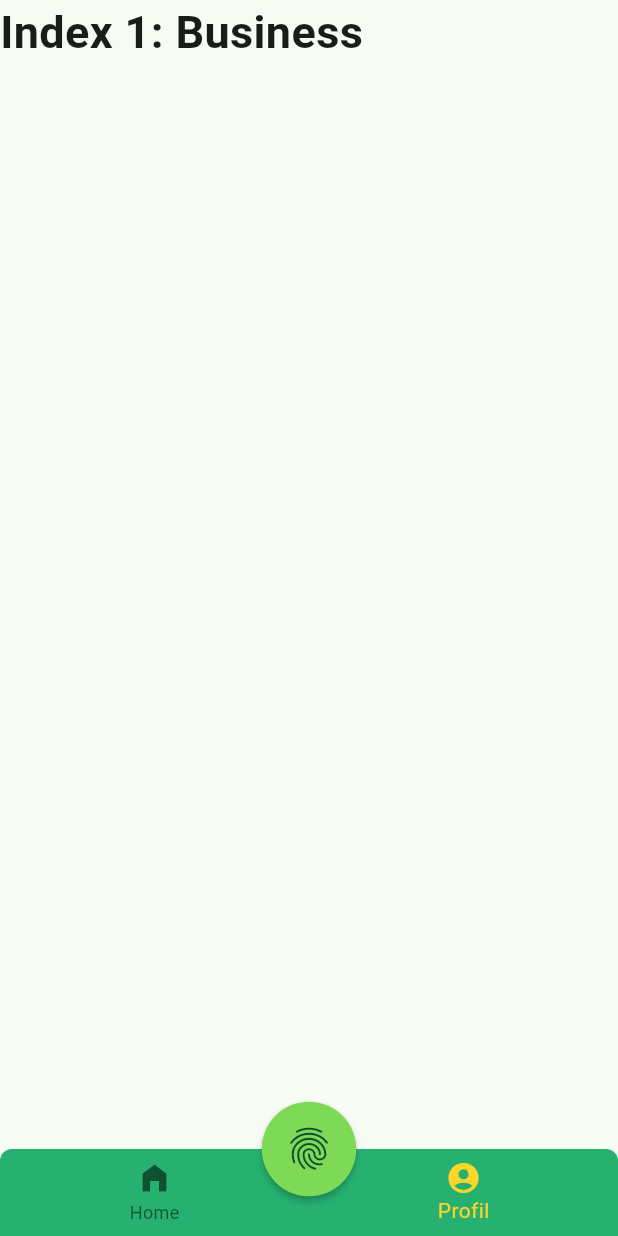
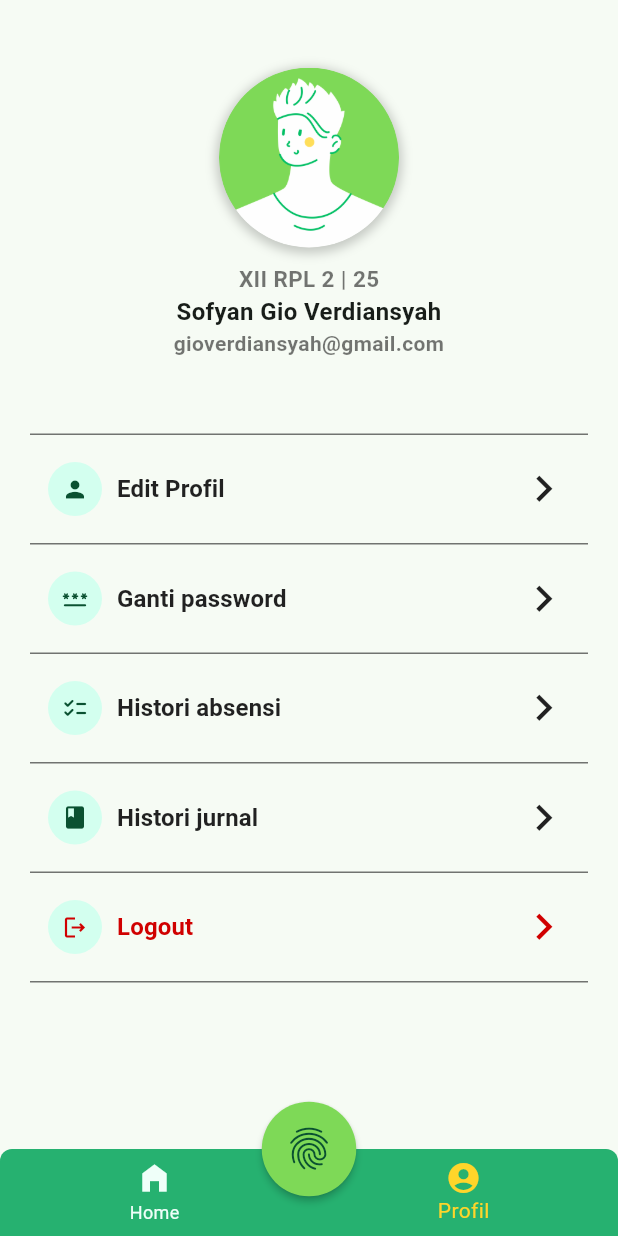
Before and after one commit to gioVerdiansyah/PKL_Skansa, a Flutter app: the screen it shows after launch, item 2 of the bottom bar chosen, on a phone screen of 412 x 824 dp. Run offline on Flutter 3.47's test engine with Material 3 defaults, Android fonts, the phone set to English and light mode, and no system bars; our stand-ins replace equatable, flutter_bloc, flutter_form_builder, form_builder_validators, geolocator, get_storage and 3 more; missing offline and left inert: flutter_swipe_button, form_builder_file_picker; Roboto replaces fonts that are missing (OpenSansSemiCondensed).

Commit message:
feat: profile screen

```diff
--- /dev/null
+++ b/lib/src/constants/asset_constant.dart
@@ -0,0 +1,5 @@
+class AssetConstant{
+  static const String maleProfile = "assets/images/male_profile.png";
+  static const String femaleProfile = "assets/images/female_profile.png";
+  static const String abstractBackground = "assets/images/abstract_bg.png";
+}
--- /dev/null
+++ b/lib/src/ui/components/fragments/profile/list_tile_to.dart
@@ -0,0 +1,58 @@
+import 'package:flutter/material.dart';
+
+import '../../../../constants/color_constant.dart';
+
+class ListTileTo extends StatelessWidget {
+  final IconData icon;
+  final String title;
+  final String to;
+  final Color? color;
+  final bool isEnd;
+
+  const ListTileTo({super.key, required this.icon, required this.title, required this.to, this.color, this.isEnd = false});
+
+  @override
+  Widget build(BuildContext context) {
+    return Container(
+        width: double.infinity,
+        padding: const EdgeInsets.symmetric(vertical: 10),
+        decoration: BoxDecoration(border: Border(
+          top: const BorderSide(color: ColorConstant.gray),
+          bottom: isEnd ? const BorderSide(color: ColorConstant.gray) : BorderSide.none
+        )),
+        child: TextButton(
+          onPressed: () => Navigator.of(context).pushNamed(to),
+          style: const ButtonStyle(
+              shape: WidgetStatePropertyAll(RoundedRectangleBorder(borderRadius: BorderRadius.all(Radius.circular(8))))),
+          child: Row(
+            mainAxisAlignment: MainAxisAlignment.spaceBetween,
+            crossAxisAlignment: CrossAxisAlignment.center,
+            children: [
+              Row(
+                crossAxisAlignment: CrossAxisAlignment.center,
+                children: [
+                  CircleAvatar(
+                    backgroundColor: ColorConstant.semiWhite,
+                    radius: 18,
+                    child: Icon(icon, color: (color != null) ? color : null,),
+                  ),
+                  const SizedBox(
+                    width: 10,
+                  ),
+                  Text(
+                    title,
+                    style: TextStyle(
+                        color: (color != null) ? color : ColorConstant.black, fontWeight: FontWeight.bold, fontSize: 16),
+                  )
+                ],
+              ),
+              Icon(
+                Icons.chevron_right,
+                size: 35,
+                color: (color != null) ? color : ColorConstant.black,
+              )
+            ],
+          ),
+        ));
+  }
+}
--- a/lib/src/ui/screens/base_screen.dart
+++ b/lib/src/ui/screens/base_screen.dart
@@ -5,6 +5,7 @@ import 'package:pkl_smkn1mejayan_siswa/src/ui/components/fragments/base/journal_
 import 'package:pkl_smkn1mejayan_siswa/src/ui/components/fragments/base/presence_tab.dart';
 import 'package:pkl_smkn1mejayan_siswa/src/ui/screens/home_screen.dart';
 import 'package:pkl_smkn1mejayan_siswa/src/constants/color_constant.dart';
+import 'package:pkl_smkn1mejayan_siswa/src/ui/screens/profile_screen.dart';
 
 class BaseScreen extends StatefulWidget {
   const BaseScreen({super.key});
@@ -35,18 +36,7 @@ class _BaseView extends State<BaseScreen> with SingleTickerProviderStateMixin {
 
     _pages = <Widget>[
       HomeScreen(isHideBottomNavBar: toggleBottomNavBar),
-      Text(
-        'Index 1: Business',
-        style: TextStyle(fontSize: 30, fontWeight: FontWeight.bold),
-      ),
-      Text(
-        'Index 2: School',
-        style: TextStyle(fontSize: 30, fontWeight: FontWeight.bold),
-      ),
-      Text(
-        'Index 3: Settings',
-        style: TextStyle(fontSize: 30, fontWeight: FontWeight.bold),
-      ),
+      ProfileScreen(isHideBottomNavBar: toggleBottomNavBar)
     ];
   }
 
@@ -81,6 +71,7 @@ class _BaseView extends State<BaseScreen> with SingleTickerProviderStateMixin {
                 backgroundColor: ColorConstant.primary,
                 currentIndex: _selectedIndex,
                 selectedItemColor: ColorConstant.warm,
+                unselectedItemColor: ColorConstant.white,
                 onTap: _onItemTapped,
               ),
             ),
--- a/lib/src/ui/screens/home_screen.dart
+++ b/lib/src/ui/screens/home_screen.dart
@@ -1,6 +1,7 @@
 import 'dart:ui';
 
 import 'package:flutter/material.dart';
+import 'package:pkl_smkn1mejayan_siswa/src/constants/asset_constant.dart';
 import 'package:pkl_smkn1mejayan_siswa/src/ui/components/fragments/home/accordion_history.dart';
 import 'package:pkl_smkn1mejayan_siswa/src/ui/screen_routes.dart';
 import 'package:pkl_smkn1mejayan_siswa/src/ui/utils/string_handler.dart';
@@ -42,7 +43,13 @@ class _HomeView extends State<HomeScreen> with AutomaticKeepAliveClientMixin<Hom
                         crossAxisAlignment: CrossAxisAlignment.center,
                         mainAxisAlignment: MainAxisAlignment.spaceBetween,
                         children: [
-                          Image.asset("assets/images/male_profile.png", height: 50),
+                          ClipOval(
+                              child: Image.asset(
+                            AssetConstant.maleProfile,
+                            height: 50,
+                            width: 50,
+                            fit: BoxFit.cover,
+                          )),
                           const Expanded(
                             flex: 2,
                             child: Padding(
@@ -92,7 +99,7 @@ class _HomeView extends State<HomeScreen> with AutomaticKeepAliveClientMixin<Hom
                     height: 200,
                     decoration: BoxDecoration(
                       image: const DecorationImage(
-                        image: AssetImage("assets/images/abstract_bg.png"),
+                        image: AssetImage(AssetConstant.abstractBackground),
                         fit: BoxFit.cover,
                       ),
                       borderRadius: BorderRadius.circular(10),
--- /dev/null
+++ b/lib/src/ui/screens/profile_screen.dart
@@ -0,0 +1,125 @@
+import 'package:flutter/material.dart';
+import 'package:pkl_smkn1mejayan_siswa/src/constants/asset_constant.dart';
+import 'package:pkl_smkn1mejayan_siswa/src/ui/screen_routes.dart';
+import 'package:pkl_smkn1mejayan_siswa/src/ui/utils/string_handler.dart';
+
+import '../../constants/color_constant.dart';
+import '../components/fragments/profile/list_tile_to.dart';
+import '../utils/scroll_notification_handler.dart';
+
+class ProfileScreen extends StatefulWidget {
+  final void Function(bool isVisible) isHideBottomNavBar;
+
+  const ProfileScreen({super.key, required this.isHideBottomNavBar});
+
+  @override
+  State<ProfileScreen> createState() => _ProfileView();
+}
+
+class _ProfileView extends State<ProfileScreen> with AutomaticKeepAliveClientMixin<ProfileScreen> {
+  @override
+  Widget build(BuildContext context) {
+    super.build(context);
+    String name = "Sofyan Gio Verdiansyah";
+
+    return NotificationListener<ScrollNotification>(
+      onNotification: (notification) => handleScrollNotification(notification, widget.isHideBottomNavBar),
+      child: Scaffold(
+        body: SingleChildScrollView(
+          padding: const EdgeInsets.fromLTRB(20, 10, 20, 30),
+          child: Column(
+            mainAxisAlignment: MainAxisAlignment.center,
+            crossAxisAlignment: CrossAxisAlignment.center,
+            children: [
+              Center(
+                child: Column(
+                  children: [
+                    Padding(
+                      padding: const EdgeInsets.only(top: 35, bottom: 10),
+                      child: DecoratedBox(
+                        decoration: BoxDecoration(
+                          shape: BoxShape.circle,
+                          boxShadow: [
+                            BoxShadow(
+                              color: Colors.black.withOpacity(0.2),
+                              blurRadius: 5,
+                              spreadRadius: 2,
+                              offset: const Offset(0, 2),
+                            ),
+                          ],
+                        ),
+                        child: ClipOval(
+                          child: Image.asset(
+                            fit: BoxFit.cover,
+                            AssetConstant.maleProfile,
+                            width: 120,
+                            height: 120,
+                          ),
+                        ),
+                      ),
+                    ),
+                    const Text(
+                      "XII RPL 2 | 25",
+                      style: TextStyle(fontWeight: FontWeight.bold, fontSize: 15, color: ColorConstant.gray),
+                    ),
+                    Padding(
+                      padding: const EdgeInsets.symmetric(horizontal: 20),
+                      child: Text(
+                        name,
+                        style: TextStyle(fontSize: calculateFontSize(name, startAt: 60), fontWeight: FontWeight.bold),
+                        textAlign: TextAlign.center,
+                      ),
+                    ),
+                    const Padding(
+                      padding: EdgeInsets.symmetric(horizontal: 20),
+                      child: Text(
+                        "gioverdiansyah@gmail.com",
+                        textAlign: TextAlign.center,
+                        style: TextStyle(
+                          fontWeight: FontWeight.w600,
+                          fontSize: 14,
+                          color: ColorConstant.gray
+                        ),
+                      ),
+                    ),
+                    const SizedBox(height: 50,),
+                    const ListTileTo(
+                      icon: Icons.person,
+                      title: "Edit Profil",
+                      to: ScreenRoutes.journalDetailRoute,
+                    ),
+                    const ListTileTo(
+                      icon: Icons.password_rounded,
+                      title: "Ganti password",
+                      to: ScreenRoutes.journalDetailRoute,
+                    ),
+                    const ListTileTo(
+                      icon: Icons.checklist_rounded,
+                      title: "Histori absensi",
+                      to: ScreenRoutes.presenceDetailRoute,
+                    ),
+                    const ListTileTo(
+                      icon: Icons.book_rounded,
+                      title: "Histori jurnal",
+                      to: ScreenRoutes.journalDetailRoute,
+                    ),
+                    const ListTileTo(
+                      icon: Icons.logout_outlined,
+                      title: "Logout",
+                      to: ScreenRoutes.journalDetailRoute,
+                      isEnd: true,
+                      color: ColorConstant.red,
+                    ),
+                  ],
+                ),
+              )
+            ],
+          ),
+        ),
+      ),
+    );
+  }
+
+  @override
+  bool get wantKeepAlive => true;
+}
--- a/lib/src/ui/utils/string_handler.dart
+++ b/lib/src/ui/utils/string_handler.dart
@@ -1,3 +1,5 @@
+import 'dart:math';
+
 String truncateAndCapitalize(String text, {int? maxLength}) {
   maxLength = maxLength ?? 35;
   List<String> words = text.split(' ');
@@ -30,3 +32,29 @@ String truncateAndCapitalize(String text, {int? maxLength}) {
 
   return shortenedWords.join(' ');
 }
+
+double calculateFontSize(
+  String text, {
+  double baseFontSize = 16,
+  double decrementPerStep = 0.5,
+  int charactersPerStep = 10,
+  int? startAt,
+  double minFontSize = 10,
+}) {
+  double calc(){
+    int textLength = text.length;
+    int steps = (textLength / charactersPerStep).floor();
+    double fontSize = max(baseFontSize - (steps * decrementPerStep), minFontSize);
+    return fontSize;
+  }
+
+  if (startAt != null) {
+    if(text.length > startAt){
+      return calc();
+    }else{
+      return baseFontSize;
+    }
+  }
+
+  return calc();
+}
```
